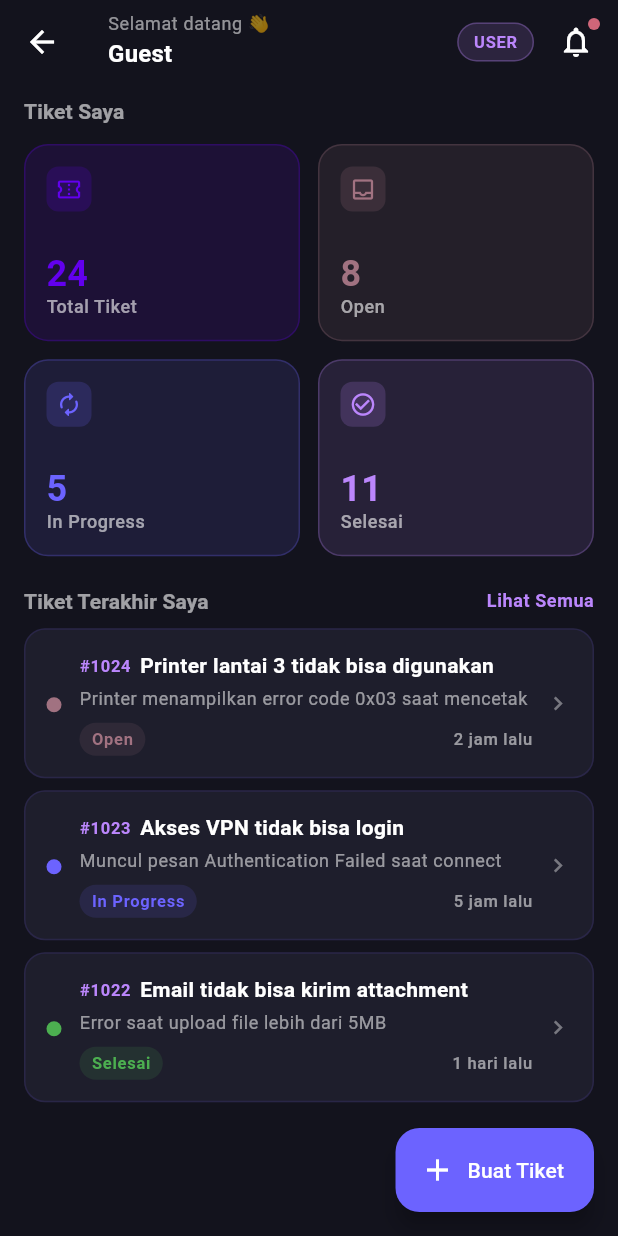
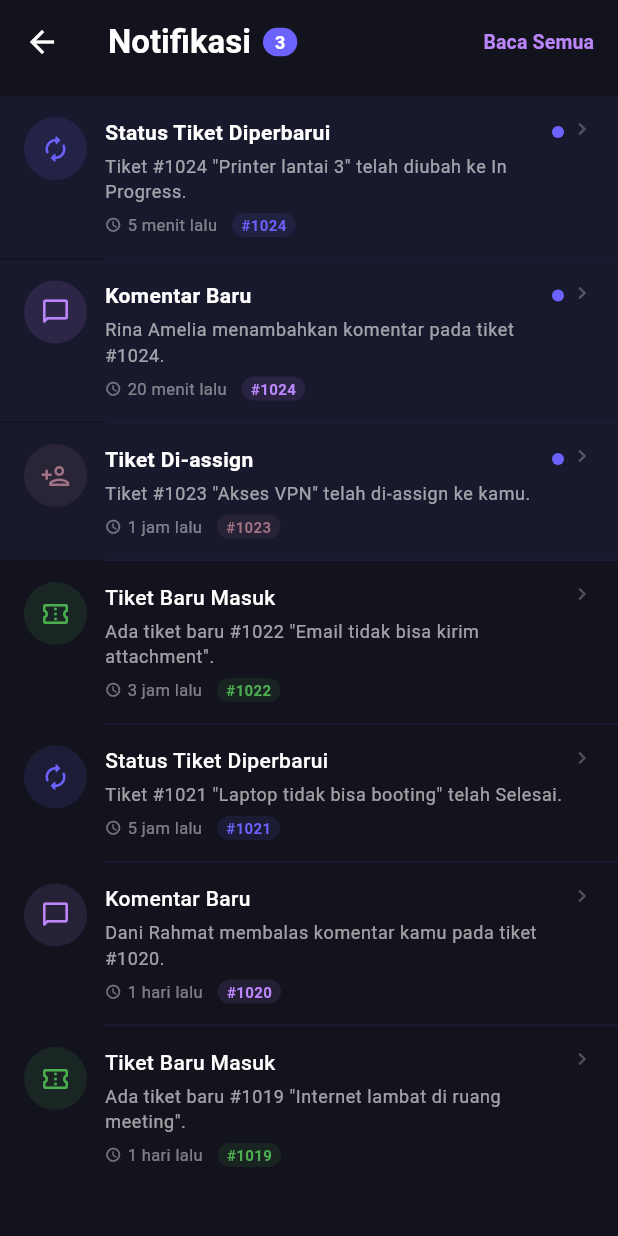
Before and after one commit to hidayatullah-png/434241087_Hidayatullah-Sukma-Dewi_B1_uts, a Flutter app: the DashboardScreen screen opened directly, after a tap on the "notifications" icon, on a phone screen of 412 x 824 dp. Run offline on Flutter 3.47's test engine with Material 3 defaults, Android fonts, the phone set to English and light mode, and no system bars; our stand-ins replace flutter_riverpod, image_picker, shared_preferences; accounts and stored records are empty.

Commit message:
lupa notif

```diff
--- a/lib/features/dashboard/presentation/screens/dashboard_screen.dart
+++ b/lib/features/dashboard/presentation/screens/dashboard_screen.dart
@@ -8,6 +8,7 @@ import '../../../auth/presentation/providers/auth_provider.dart';
 import '../../../tickets/presentation/screens/create_ticket_screen.dart';
 import '../../../tickets/presentation/screens/ticket_detail_screen.dart';
 import '../../../tickets/presentation/screens/ticket_list_screen.dart';
+import '../../../notifications/presentation/screens/notification_screen.dart';
 
 
 class DashboardScreen extends ConsumerWidget {
@@ -95,7 +96,13 @@ class DashboardScreen extends ConsumerWidget {
                             color: cs.onSurface,
                           ),
                           onPressed: () {
-                            // TODO: navigate ke notification screen
+                            Navigator.push(
+                              context,
+                              MaterialPageRoute(
+                                builder: (context) =>
+                                    const NotificationScreen(),
+                              ),
+                            );
                           },
                         ),
                         if (data.unreadNotifications > 0)
--- /dev/null
+++ b/lib/features/notifications/presentation/providers/notification_provider.dart
@@ -0,0 +1,192 @@
+// lib/features/notifications/presentation/providers/notification_provider.dart
+
+import 'package:flutter_riverpod/flutter_riverpod.dart';
+
+// ── Model ──────────────────────────────────────────────────────
+
+enum NotificationType { statusUpdate, newComment, assigned, newTicket }
+
+class AppNotification {
+  final String id;
+  final String title;
+  final String message;
+  final NotificationType type;
+  final String ticketId;
+  final String createdAt;
+  final bool isRead;
+
+  const AppNotification({
+    required this.id,
+    required this.title,
+    required this.message,
+    required this.type,
+    required this.ticketId,
+    required this.createdAt,
+    this.isRead = false,
+  });
+
+  AppNotification copyWith({bool? isRead}) => AppNotification(
+    id: id,
+    title: title,
+    message: message,
+    type: type,
+    ticketId: ticketId,
+    createdAt: createdAt,
+    isRead: isRead ?? this.isRead,
+  );
+}
+
+// ── State ──────────────────────────────────────────────────────
+
+class NotificationState {
+  final List<AppNotification> notifications;
+  final bool isLoading;
+  final String? error;
+
+  const NotificationState({
+    this.notifications = const [],
+    this.isLoading = false,
+    this.error,
+  });
+
+  int get unreadCount => notifications.where((n) => !n.isRead).length;
+
+  NotificationState copyWith({
+    List<AppNotification>? notifications,
+    bool? isLoading,
+    String? error,
+  }) {
+    return NotificationState(
+      notifications: notifications ?? this.notifications,
+      isLoading: isLoading ?? this.isLoading,
+      error: error,
+    );
+  }
+}
+
+// ── Notifier ───────────────────────────────────────────────────
+
+class NotificationNotifier extends StateNotifier<NotificationState> {
+  NotificationNotifier() : super(const NotificationState()) {
+    fetchNotifications();
+  }
+
+  Future<void> fetchNotifications() async {
+    state = state.copyWith(isLoading: true, error: null);
+    try {
+      // TODO: ganti dengan actual API call
+      // final res = await http.get(Uri.parse('$baseUrl/api/notifications'));
+      // final list = (jsonDecode(res.body) as List)
+      //     .map((e) => AppNotification.fromJson(e))
+      //     .toList();
+
+      await Future.delayed(const Duration(milliseconds: 600));
+
+      state = state.copyWith(
+        isLoading: false,
+        notifications: _dummyNotifications,
+      );
+    } catch (e) {
+      state = state.copyWith(
+        isLoading: false,
+        error: 'Gagal memuat notifikasi.',
+      );
+    }
+  }
+
+  void markAsRead(String id) {
+    final updated = state.notifications.map((n) {
+      return n.id == id ? n.copyWith(isRead: true) : n;
+    }).toList();
+    state = state.copyWith(notifications: updated);
+  }
+
+  void markAllAsRead() {
+    final updated = state.notifications
+        .map((n) => n.copyWith(isRead: true))
+        .toList();
+    state = state.copyWith(notifications: updated);
+  }
+
+  void deleteNotification(String id) {
+    final updated = state.notifications.where((n) => n.id != id).toList();
+    state = state.copyWith(notifications: updated);
+  }
+
+  Future<void> refresh() => fetchNotifications();
+}
+
+// ── Provider ───────────────────────────────────────────────────
+
+final notificationProvider =
+    StateNotifierProvider<NotificationNotifier, NotificationState>(
+      (ref) => NotificationNotifier(),
+    );
+
+// ── Dummy data ─────────────────────────────────────────────────
+
+final _dummyNotifications = [
+  const AppNotification(
+    id: '1',
+    title: 'Status Tiket Diperbarui',
+    message: 'Tiket #1024 "Printer lantai 3" telah diubah ke In Progress.',
+    type: NotificationType.statusUpdate,
+    ticketId: '1024',
+    createdAt: '5 menit lalu',
+    isRead: false,
+  ),
+  const AppNotification(
+    id: '2',
+    title: 'Komentar Baru',
+    message: 'Rina Amelia menambahkan komentar pada tiket #1024.',
+    type: NotificationType.newComment,
+    ticketId: '1024',
+    createdAt: '20 menit lalu',
+    isRead: false,
+  ),
+  const AppNotification(
+    id: '3',
+    title: 'Tiket Di-assign',
+    message: 'Tiket #1023 "Akses VPN" telah di-assign ke kamu.',
+    type: NotificationType.assigned,
+    ticketId: '1023',
+    createdAt: '1 jam lalu',
+    isRead: false,
+  ),
+  const AppNotification(
+    id: '4',
+    title: 'Tiket Baru Masuk',
+    message: 'Ada tiket baru #1022 "Email tidak bisa kirim attachment".',
+    type: NotificationType.newTicket,
+    ticketId: '1022',
+    createdAt: '3 jam lalu',
+    isRead: true,
+  ),
+  const AppNotification(
+    id: '5',
+    title: 'Status Tiket Diperbarui',
+    message: 'Tiket #1021 "Laptop tidak bisa booting" telah Selesai.',
+    type: NotificationType.statusUpdate,
+    ticketId: '1021',
+    createdAt: '5 jam lalu',
+    isRead: true,
+  ),
+  const AppNotification(
+    id: '6',
+    title: 'Komentar Baru',
+    message: 'Dani Rahmat membalas komentar kamu pada tiket #1020.',
+    type: NotificationType.newComment,
+    ticketId: '1020',
+    createdAt: '1 hari lalu',
+    isRead: true,
+  ),
+  const AppNotification(
+    id: '7',
+    title: 'Tiket Baru Masuk',
+    message: 'Ada tiket baru #1019 "Internet lambat di ruang meeting".',
+    type: NotificationType.newTicket,
+    ticketId: '1019',
+    createdAt: '1 hari lalu',
+    isRead: true,
+  ),
+];
--- /dev/null
+++ b/lib/features/notifications/presentation/screens/notification_screen.dart
@@ -0,0 +1,359 @@
+import 'package:flutter/material.dart';
+import 'package:flutter_riverpod/flutter_riverpod.dart';
+import '../../../../core/theme/app_colors.dart';
+import '../providers/notification_provider.dart';
+import '../../../tickets/presentation/screens/ticket_detail_screen.dart';
+
+class NotificationScreen extends ConsumerWidget {
+  const NotificationScreen({super.key});
+
+  @override
+  Widget build(BuildContext context, WidgetRef ref) {
+    final state = ref.watch(notificationProvider);
+    final notifier = ref.read(notificationProvider.notifier);
+    final theme = Theme.of(context);
+    final cs = theme.colorScheme;
+    final isDark = theme.brightness == Brightness.dark;
+
+    return Scaffold(
+      appBar: AppBar(
+        title: Row(
+          children: [
+            const Text('Notifikasi'),
+            if (state.unreadCount > 0) ...[
+              const SizedBox(width: 8),
+              Container(
+                padding:
+                    const EdgeInsets.symmetric(horizontal: 8, vertical: 2),
+                decoration: BoxDecoration(
+                  color: AppColors.wrnBtsPurple,
+                  borderRadius: BorderRadius.circular(12),
+                ),
+                child: Text(
+                  '${state.unreadCount}',
+                  style: const TextStyle(
+                    color: Colors.white,
+                    fontSize: 12,
+                    fontWeight: FontWeight.bold,
+                  ),
+                ),
+              ),
+            ],
+          ],
+        ),
+        centerTitle: false,
+        actions: [
+          // Mark all as read
+          if (state.unreadCount > 0)
+            TextButton(
+              onPressed: notifier.markAllAsRead,
+              child: const Text(
+                'Baca Semua',
+                style: TextStyle(
+                  color: AppColors.wrnLightPurple,
+                  fontSize: 13,
+                  fontWeight: FontWeight.w600,
+                ),
+              ),
+            ),
+          const SizedBox(width: 4),
+        ],
+      ),
+
+      body: state.isLoading
+          ? Center(child: CircularProgressIndicator(color: cs.primary))
+          : state.error != null
+              ? _ErrorState(
+                  message: state.error!,
+                  onRetry: notifier.refresh,
+                )
+              : state.notifications.isEmpty
+                  ? _EmptyState(cs: cs, theme: theme)
+                  : RefreshIndicator(
+                      color: cs.primary,
+                      onRefresh: notifier.refresh,
+                      child: ListView.separated(
+                        padding: const EdgeInsets.symmetric(vertical: 8),
+                        itemCount: state.notifications.length,
+                        separatorBuilder: (_, __) => Divider(
+                          height: 1,
+                          indent: 70,
+                          color: isDark
+                              ? AppColors.wrnShapePurple.withOpacity(0.2)
+                              : cs.outlineVariant.withOpacity(0.3),
+                        ),
+                        itemBuilder: (context, i) {
+                          final notif = state.notifications[i];
+                          return _NotificationTile(
+                            notification: notif,
+                            isDark: isDark,
+                            cs: cs,
+                            theme: theme,
+                            onTap: () {
+                              notifier.markAsRead(notif.id);
+                              // Navigate ke detail tiket
+                              Navigator.push(
+                                context,
+                                MaterialPageRoute(
+                                  builder: (_) => TicketDetailScreen(
+                                    ticketId: notif.ticketId,
+                                  ),
+                                ),
+                              );
+                            },
+                            onDismissed: () =>
+                                notifier.deleteNotification(notif.id),
+                          );
+                        },
+                      ),
+                    ),
+    );
+  }
+}
+
+// ── Notification Tile ──────────────────────────────────────────
+
+class _NotificationTile extends StatelessWidget {
+  final AppNotification notification;
+  final bool isDark;
+  final ColorScheme cs;
+  final ThemeData theme;
+  final VoidCallback onTap;
+  final VoidCallback onDismissed;
+
+  const _NotificationTile({
+    required this.notification,
+    required this.isDark,
+    required this.cs,
+    required this.theme,
+    required this.onTap,
+    required this.onDismissed,
+  });
+
+  @override
+  Widget build(BuildContext context) {
+    final style = _resolveStyle(notification.type);
+    final isUnread = !notification.isRead;
+
+    return Dismissible(
+      key: Key(notification.id),
+      direction: DismissDirection.endToStart,
+      background: Container(
+        alignment: Alignment.centerRight,
+        padding: const EdgeInsets.only(right: 20),
+        color: const Color(0xFFCF6679).withOpacity(0.85),
+        child: const Icon(Icons.delete_outline, color: Colors.white, size: 24),
+      ),
+      onDismissed: (_) => onDismissed(),
+      child: InkWell(
+        onTap: onTap,
+        child: Container(
+          color: isUnread
+              ? AppColors.wrnBtsPurple.withOpacity(isDark ? 0.07 : 0.04)
+              : Colors.transparent,
+          padding:
+              const EdgeInsets.symmetric(horizontal: 16, vertical: 14),
+          child: Row(
+            crossAxisAlignment: CrossAxisAlignment.start,
+            children: [
+              // ── Icon ──
+              Container(
+                width: 42,
+                height: 42,
+                decoration: BoxDecoration(
+                  color: style.color.withOpacity(0.12),
+                  shape: BoxShape.circle,
+                ),
+                child: Icon(style.icon, color: style.color, size: 20),
+              ),
+
+              const SizedBox(width: 12),
+
+              // ── Content ──
+              Expanded(
+                child: Column(
+                  crossAxisAlignment: CrossAxisAlignment.start,
+                  children: [
+                    // Title + unread dot
+                    Row(
+                      children: [
+                        Expanded(
+                          child: Text(
+                            notification.title,
+                            style: theme.textTheme.bodyMedium?.copyWith(
+                              fontWeight: isUnread
+                                  ? FontWeight.bold
+                                  : FontWeight.w500,
+                              color: cs.onSurface,
+                            ),
+                          ),
+                        ),
+                        if (isUnread) ...[
+                          const SizedBox(width: 8),
+                          Container(
+                            width: 8,
+                            height: 8,
+                            decoration: BoxDecoration(
+                              color: AppColors.wrnBtsPurple,
+                              shape: BoxShape.circle,
+                            ),
+                          ),
+                        ],
+                      ],
+                    ),
+
+                    const SizedBox(height: 4),
+
+                    // Message
+                    Text(
+                      notification.message,
+                      style: theme.textTheme.bodySmall?.copyWith(
+                        color: cs.onSurface.withOpacity(0.6),
+                        height: 1.4,
+                      ),
+                      maxLines: 2,
+                      overflow: TextOverflow.ellipsis,
+                    ),
+
+                    const SizedBox(height: 6),
+
+                    // Waktu + tiket badge
+                    Row(
+                      children: [
+                        Icon(Icons.access_time_rounded,
+                            size: 11,
+                            color: cs.onSurface.withOpacity(0.4)),
+                        const SizedBox(width: 4),
+                        Text(
+                          notification.createdAt,
+                          style: TextStyle(
+                            fontSize: 11,
+                            color: cs.onSurface.withOpacity(0.45),
+                          ),
+                        ),
+                        const SizedBox(width: 10),
+                        Container(
+                          padding: const EdgeInsets.symmetric(
+                              horizontal: 6, vertical: 1),
+                          decoration: BoxDecoration(
+                            color: style.color.withOpacity(0.1),
+                            borderRadius: BorderRadius.circular(8),
+                          ),
+                          child: Text(
+                            '#${notification.ticketId}',
+                            style: TextStyle(
+                              fontSize: 10,
+                              fontWeight: FontWeight.bold,
+                              color: style.color,
+                            ),
+                          ),
+                        ),
+                      ],
+                    ),
+                  ],
+                ),
+              ),
+
+              // Chevron
+              const SizedBox(width: 4),
+              Icon(Icons.chevron_right,
+                  size: 16, color: cs.onSurface.withOpacity(0.25)),
+            ],
+          ),
+        ),
+      ),
+    );
+  }
+
+  _NotifStyle _resolveStyle(NotificationType type) {
+    switch (type) {
+      case NotificationType.statusUpdate:
+        return _NotifStyle(
+          icon: Icons.autorenew_rounded,
+          color: AppColors.wrnBtsPurple,
+        );
+      case NotificationType.newComment:
+        return _NotifStyle(
+          icon: Icons.chat_bubble_outline_rounded,
+          color: AppColors.wrnLightPurple,
+        );
+      case NotificationType.assigned:
+        return _NotifStyle(
+          icon: Icons.person_add_outlined,
+          color: AppColors.wrnShapeRose,
+        );
+      case NotificationType.newTicket:
+        return _NotifStyle(
+          icon: Icons.confirmation_number_outlined,
+          color: const Color(0xFF4CAF50),
+        );
+    }
+  }
+}
+
+// ── Helper model ───────────────────────────────────────────────
+
+class _NotifStyle {
+  final IconData icon;
+  final Color color;
+  const _NotifStyle({required this.icon, required this.color});
+}
+
+// ── Empty & Error States ───────────────────────────────────────
+
+class _EmptyState extends StatelessWidget {
+  final ColorScheme cs;
+  final ThemeData theme;
+  const _EmptyState({required this.cs, required this.theme});
+
+  @override
+  Widget build(BuildContext context) {
+    return Center(
+      child: Column(
+        mainAxisAlignment: MainAxisAlignment.center,
+        children: [
+          Icon(Icons.notifications_none_rounded,
+              size: 64, color: cs.onSurface.withOpacity(0.2)),
+          const SizedBox(height: 16),
+          Text(
+            'Tidak ada notifikasi',
+            style: theme.textTheme.bodyLarge?.copyWith(
+              color: cs.onSurface.withOpacity(0.45),
+            ),
+          ),
+          const SizedBox(height: 6),
+          Text(
+            'Kamu sudah up to date!',
+            style: theme.textTheme.bodySmall?.copyWith(
+              color: cs.onSurface.withOpacity(0.3),
+            ),
+          ),
+        ],
+      ),
+    );
+  }
+}
+
+class _ErrorState extends StatelessWidget {
+  final String message;
+  final VoidCallback onRetry;
+  const _ErrorState({required this.message, required this.onRetry});
+
+  @override
+  Widget build(BuildContext context) {
+    final cs = Theme.of(context).colorScheme;
+    return Center(
+      child: Column(
+        mainAxisAlignment: MainAxisAlignment.center,
+        children: [
+          Icon(Icons.error_outline, size: 48, color: cs.error),
+          const SizedBox(height: 12),
+          Text(message),
+          const SizedBox(height: 16),
+          FilledButton.tonal(
+              onPressed: onRetry, child: const Text('Coba Lagi')),
+        ],
+      ),
+    );
+  }
+}
```
Also changed, not shown: lib/features/auth/presentation/screens/login_screen.dart (+0 -45 lines), lib/features/tickets/presentation/screens/ticket_detail_screen.dart (+58 -35 lines).
